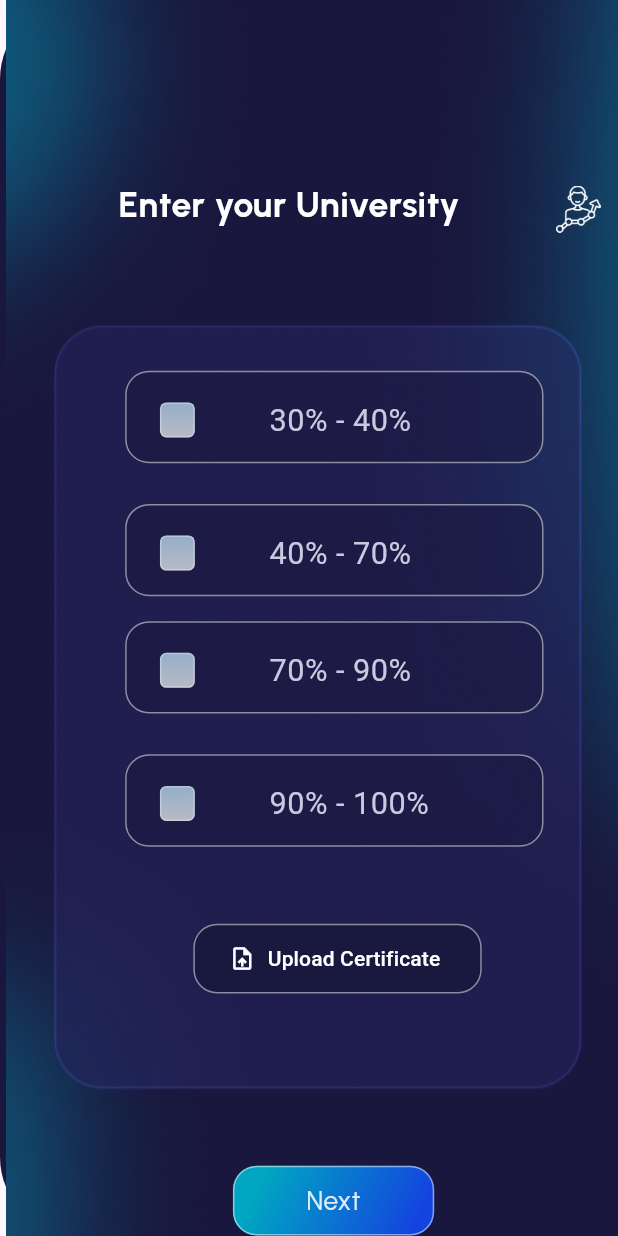
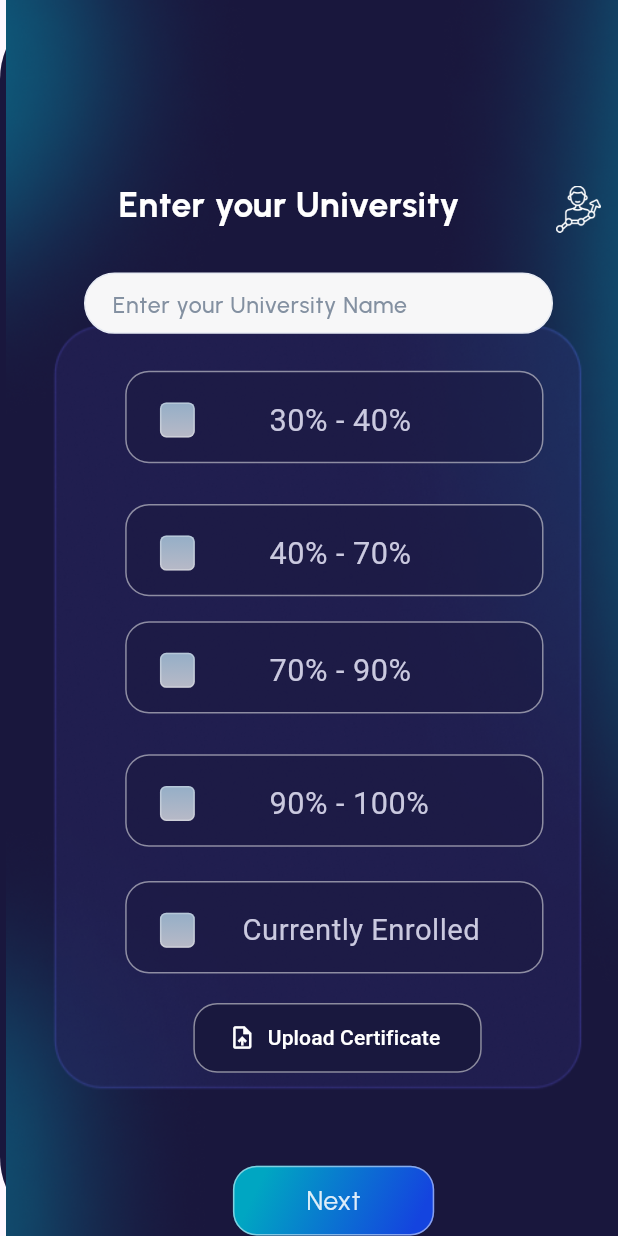
Before and after one commit to Iyaad-luqman/Starin-it, a Flutter app: the Uni widget shown alone on an empty page, opened directly, on a phone screen of 412 x 824 dp. Run offline on Flutter 3.47's test engine with Material 3 defaults, Android fonts, the phone set to English and light mode, and no system bars; our stand-ins replace cloud_firestore, file_picker, firebase_auth, firebase_core, google_fonts; accounts and stored records are empty; network calls fail; Roboto replaces fonts that are missing (Radio Canada).

Commit message:
Universitty frontend completed

```diff
--- a/lib/page-1/th-perc.dart
+++ b/lib/page-1/th-perc.dart
@@ -6,6 +6,7 @@ import 'dart:ui';
 import 'package:google_fonts/google_fonts.dart';
 import 'package:starinit/page-1/experience.dart';
 import 'package:starinit/page-1/uni.dart';
+// import 'package:starinit/page-1/uni.dart';
 import 'package:starinit/utils.dart';
 import 'package:file_picker/file_picker.dart';
 import 'package:cloud_firestore/cloud_firestore.dart';
--- a/lib/page-1/uni.dart
+++ b/lib/page-1/uni.dart
@@ -102,6 +102,44 @@ class _UniState extends State<Uni> {
                     'assets/page-1/images/layer-55.png',
                     width: 28*fem,
                     height: 32*fem,
+                  ),
+                ),
+              ),
+            ),Positioned(
+              // newpasswordinput7w3 (2:220)
+              left: 53*fem,
+              top: 172*fem,
+              child: Align(
+                child: SizedBox(
+                  width: 296*fem,
+                  height: 38.69*fem,
+                  child: Container(
+                    decoration: BoxDecoration (
+                      borderRadius: BorderRadius.circular(32*fem),
+                      border: Border.all(color: Color(0xffe8ecf4)),
+                      color: Color(0xfff7f7f8),
+                    ),child: Material(
+                       color: Colors.transparent,
+                      child: TextField(
+                      decoration: InputDecoration (
+                        border: InputBorder.none,
+                        focusedBorder: InputBorder.none,
+                        enabledBorder: InputBorder.none,
+                        errorBorder: InputBorder.none,
+                        disabledBorder: InputBorder.none,
+                        contentPadding: EdgeInsets.fromLTRB(17*fem, 7.36*fem, 17*fem, 12.33*fem),
+                        hintText: 'Enter your University Name',
+                        hintStyle: TextStyle(color:Color(0xff8390a1)),
+                      ),
+                      style: SafeGoogleFont (
+                        'Urbanist',
+                  decoration: TextDecoration.none,
+                        fontSize: 15*ffem,
+                        fontWeight: FontWeight.w500,
+                        height: 1.25*ffem/fem,
+                        color: Color(0xff000000), ),
+                      ),
+                    ),
                   ),
                 ),
               ),
@@ -472,9 +510,100 @@ class _UniState extends State<Uni> {
                 ),
               ),
             ),
+                        Positioned(
+              // Y5T (2:192)
+              left: 79*fem,
+              top: 556*fem,
+              child: TextButton(
+                onPressed: () {
+                  if (_selectedOption == 4) {
+                    setState(() {
+                      _selectedOption = 0;
+                    });
+                  } else {
+                  setState(() {
+                    _selectedOption = 4;
+                  });
+                  schoolMarks = "90% - 100%";
+                  }
+                },
+                style: TextButton.styleFrom (
+                  padding: EdgeInsets.zero,
+                ),
+                child: Container(
+                  padding: EdgeInsets.fromLTRB(21*fem, 19*fem, 6*fem, 15.3*fem),
+                  width: 264*fem,
+                  height: 58.3*fem,
+                  decoration: BoxDecoration (
+                    border: Border.all(color: Color(0x7fffffff)),
+                    color: Color(0x7f19173d),
+                    borderRadius: BorderRadius.circular(15*fem),
+                  ),
+                  child: Row(
+                    crossAxisAlignment: CrossAxisAlignment.center,
+                    children: [
+
+                  Container(
+                    // checkboxB8R (2:194)
+                    margin: EdgeInsets.fromLTRB(0*fem, 0*fem, 30*fem, 0*fem),
+                    width: 22*fem,
+                    height: double.infinity,
+                    child: Center(
+                      child: Stack(
+                        alignment: Alignment.center,
+                        children: [
+                          SizedBox(
+                            width: double.infinity,
+                            height: double.infinity,
+                            child: Container(
+                              decoration: BoxDecoration (
+                                borderRadius: BorderRadius.circular(4*fem),
+                                border: Border.all(color: Color(0x4fffffff)),
+                                gradient: LinearGradient (
+                                  begin: Alignment(0, -1),
+                                  end: Alignment(0, 1),
+                                  colors: <Color>[Color(0xb2c8eeff), Color(0xb2c8eeff), Color(0xb2fbfeff)],
+                                  stops: <double>[0, 0, 1],
+                                ),
+                              ),
+
+                            ),
+                          ),
+                          if (_selectedOption == 4) Text(
+                    String.fromCharCode(Icons.check.codePoint),
+                    style: TextStyle(
+                      inherit: false,
+                      fontSize: 24.0,
+                      color: Color.fromARGB(255, 0, 10, 1),
+                      fontFamily: Icons.check.fontFamily,
+                      package: Icons.check.fontPackage,
+                      fontWeight: FontWeight.bold,
+                    ),
+                  ),
+                        ],
+                      ),
+                    ),
+                  ),
+                      Text(
+                        // xoP (2:195)
+                        'Currently Enrolled\n',
+                        style: SafeGoogleFont (
+                          'Radio Canada',
+                          fontSize: 19*ffem,
+                          fontWeight: FontWeight.w400,
+                          height: 1.2*ffem/fem,
+                          letterSpacing: 0.3*fem,
+                          color: Color(0xffcac9df),
+                        ),
+                      ),
+                    ],
+                  ),
+                ),
+              ),
+            ),
             Positioned(
                 left: 122*fem,
-                top: 583*fem,
+                top: 633*fem,
                 child: Align(
                   child: SizedBox(
                     width: 182*fem,
```
